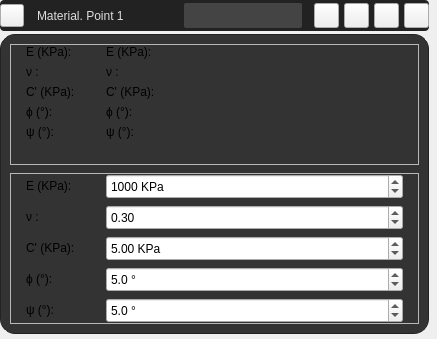
Above: UI/widget_draw_property_card.ui from edwinar13/MPM-UN before the change. Below: the same form after it.
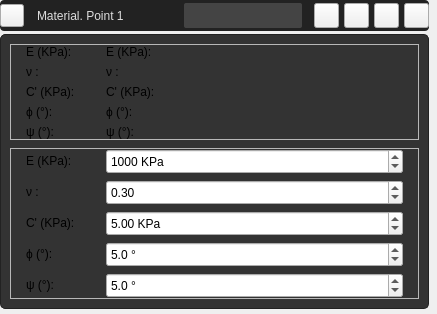
That is the form after the change. Icons and pictures are not drawn.

Diff of the .ui file:
```diff
--- a/UI/widget_draw_property_card.ui
+++ b/UI/widget_draw_property_card.ui
@@ -7,7 +7,7 @@
     <x>0</x>
     <y>0</y>
     <width>437</width>
-    <height>339</height>
+    <height>314</height>
    </rect>
   </property>
   <property name="sizePolicy">
@@ -50,7 +50,7 @@
 QFrame#frame_properties1{
 background: #333333;
 border: 1px solid #222222;
-border-radius: 15px
+border-radius: 5px
 }
 
 
```
